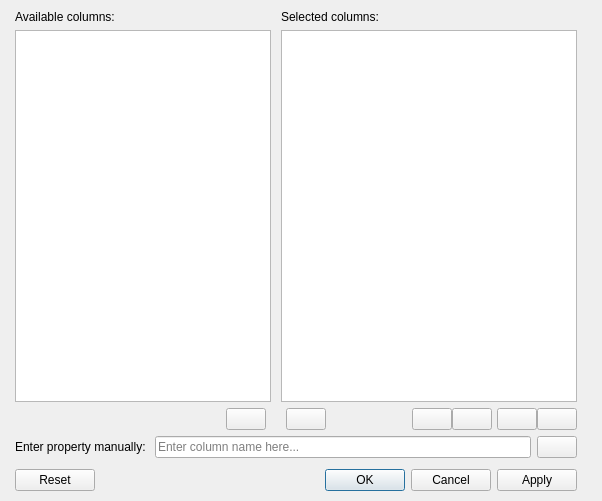
Qt form Resources/UI/Add_RemoveColumns.ui (APEbbers/BillOfMaterials-WB) before a commit.
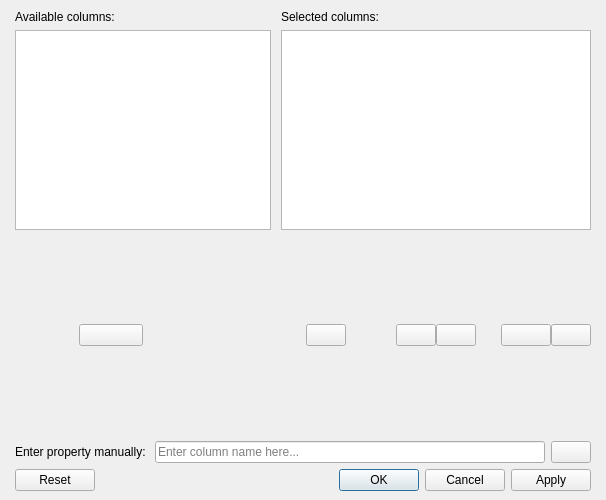
The same form after that commit. Icons and pictures are not drawn.

Commit message: Fixed issue with set columns dialog

The edit to the form file:
```diff
--- a/Resources/UI/Add_RemoveColumns.ui
+++ b/Resources/UI/Add_RemoveColumns.ui
@@ -3,14 +3,14 @@
  <class>Dialog</class>
  <widget class="QDialog" name="Dialog">
   <property name="windowModality">
-   <enum>Qt::WindowModality::NonModal</enum>
+   <enum>Qt::NonModal</enum>
   </property>
   <property name="geometry">
    <rect>
     <x>0</x>
     <y>0</y>
-    <width>602</width>
-    <height>501</height>
+    <width>606</width>
+    <height>500</height>
    </rect>
   </property>
   <property name="sizePolicy">
@@ -51,34 +51,8 @@
    </property>
    <layout class="QGridLayout" name="gridLayout_3">
     <property name="sizeConstraint">
-     <enum>QLayout::SizeConstraint::SetDefaultConstraint</enum>
+     <enum>QLayout::SetDefaultConstraint</enum>
     </property>
-    <item row="4" column="1">
-     <widget class="QDialogButtonBox" name="buttonBox">
-      <property name="standardButtons">
-       <set>QDialogButtonBox::StandardButton::Apply|QDialogButtonBox::StandardButton::Cancel|QDialogButtonBox::StandardButton::Ok|QDialogButtonBox::StandardButton::Reset</set>
-      </property>
-      <property name="centerButtons">
-       <bool>false</bool>
-      </property>
-     </widget>
-    </item>
-    <item row="4" column="2">
-     <spacer name="horizontalSpacer_8">
-      <property name="orientation">
-       <enum>Qt::Orientation::Horizontal</enum>
-      </property>
-      <property name="sizeType">
-       <enum>QSizePolicy::Policy::Fixed</enum>
-      </property>
-      <property name="sizeHint" stdset="0">
-       <size>
-        <width>5</width>
-        <height>20</height>
-       </size>
-      </property>
-     </spacer>
-    </item>
     <item row="2" column="1">
      <layout class="QGridLayout" name="gridLayout_4">
       <property name="verticalSpacing">
@@ -111,31 +85,34 @@
       </item>
      </layout>
     </item>
-    <item row="4" column="0">
-     <spacer name="horizontalSpacer_7">
-      <property name="orientation">
-       <enum>Qt::Orientation::Horizontal</enum>
-      </property>
-      <property name="sizeType">
-       <enum>QSizePolicy::Policy::Fixed</enum>
-      </property>
-      <property name="sizeHint" stdset="0">
-       <size>
-        <width>5</width>
-        <height>20</height>
-       </size>
-      </property>
-     </spacer>
-    </item>
     <item row="3" column="2">
-     <spacer name="horizontalSpacer_5">
+     <spacer name="horizontalSpacer_8">
       <property name="orientation">
-       <enum>Qt::Orientation::Horizontal</enum>
+       <enum>Qt::Vertical</enum>
       </property>
+      <property name="sizeType">
+       <enum>QSizePolicy::Fixed</enum>
+      </property>
       <property name="sizeHint" stdset="0">
        <size>
-        <width>40</width>
-        <height>5</height>
+        <width>5</width>
+        <height>20</height>
+       </size>
+      </property>
+     </spacer>
+    </item>
+    <item row="3" column="0">
+     <spacer name="horizontalSpacer_7">
+      <property name="orientation">
+       <enum>Qt::Vertical</enum>
+      </property>
+      <property name="sizeType">
+       <enum>QSizePolicy::Fixed</enum>
+      </property>
+      <property name="sizeHint" stdset="0">
+       <size>
+        <width>5</width>
+        <height>20</height>
        </size>
       </property>
      </spacer>
@@ -143,7 +120,7 @@
     <item row="0" column="1">
      <layout class="QGridLayout" name="gridLayout_2">
       <property name="sizeConstraint">
-       <enum>QLayout::SizeConstraint::SetDefaultConstraint</enum>
+       <enum>QLayout::SetDefaultConstraint</enum>
       </property>
       <property name="horizontalSpacing">
        <number>0</number>
@@ -165,7 +142,7 @@
       <item row="2" column="0">
        <spacer name="horizontalSpacer">
         <property name="orientation">
-         <enum>Qt::Orientation::Horizontal</enum>
+         <enum>Qt::Vertical</enum>
         </property>
         <property name="sizeHint" stdset="0">
          <size>
@@ -178,10 +155,10 @@
       <item row="2" column="5">
        <spacer name="horizontalSpacer_4">
         <property name="orientation">
-         <enum>Qt::Orientation::Horizontal</enum>
+         <enum>Qt::Vertical</enum>
         </property>
         <property name="sizeType">
-         <enum>QSizePolicy::Policy::Fixed</enum>
+         <enum>QSizePolicy::Fixed</enum>
         </property>
         <property name="sizeHint" stdset="0">
          <size>
@@ -228,7 +205,7 @@
          </size>
         </property>
         <property name="sizeAdjustPolicy">
-         <enum>QAbstractScrollArea::SizeAdjustPolicy::AdjustIgnored</enum>
+         <enum>QAbstractScrollArea::AdjustIgnored</enum>
         </property>
         <property name="dragEnabled">
          <bool>true</bool>
@@ -237,16 +214,16 @@
          <bool>false</bool>
         </property>
         <property name="selectionMode">
-         <enum>QAbstractItemView::SelectionMode::ExtendedSelection</enum>
+         <enum>QAbstractItemView::NoSelection</enum>
         </property>
         <property name="movement">
-         <enum>QListView::Movement::Static</enum>
+         <enum>QListView::Static</enum>
         </property>
         <property name="resizeMode">
-         <enum>QListView::ResizeMode::Adjust</enum>
+         <enum>QListView::Fixed</enum>
         </property>
         <property name="layoutMode">
-         <enum>QListView::LayoutMode::Batched</enum>
+         <enum>QListView::SinglePass</enum>
         </property>
         <property name="sortingEnabled">
          <bool>false</bool>
@@ -269,7 +246,7 @@
         <item row="3" column="0">
          <spacer name="verticalSpacer">
           <property name="orientation">
-           <enum>Qt::Orientation::Vertical</enum>
+           <enum>Qt::Vertical</enum>
           </property>
           <property name="sizeHint" stdset="0">
            <size>
@@ -295,10 +272,10 @@
       <item row="2" column="7">
        <spacer name="horizontalSpacer_2">
         <property name="orientation">
-         <enum>Qt::Orientation::Horizontal</enum>
+         <enum>Qt::Vertical</enum>
         </property>
         <property name="sizeType">
-         <enum>QSizePolicy::Policy::Expanding</enum>
+         <enum>QSizePolicy::Fixed</enum>
         </property>
         <property name="sizeHint" stdset="0">
          <size>
@@ -311,10 +288,10 @@
       <item row="2" column="2" colspan="2">
        <spacer name="horizontalSpacer_3">
         <property name="orientation">
-         <enum>Qt::Orientation::Horizontal</enum>
+         <enum>Qt::Vertical</enum>
         </property>
         <property name="sizeType">
-         <enum>QSizePolicy::Policy::Fixed</enum>
+         <enum>QSizePolicy::Fixed</enum>
         </property>
         <property name="sizeHint" stdset="0">
          <size>
@@ -327,10 +304,10 @@
       <item row="2" column="11">
        <spacer name="horizontalSpacer_6">
         <property name="orientation">
-         <enum>Qt::Orientation::Horizontal</enum>
+         <enum>Qt::Vertical</enum>
         </property>
         <property name="sizeType">
-         <enum>QSizePolicy::Policy::Fixed</enum>
+         <enum>QSizePolicy::Fixed</enum>
         </property>
         <property name="sizeHint" stdset="0">
          <size>
@@ -366,22 +343,22 @@
          </sizepolicy>
         </property>
         <property name="sizeAdjustPolicy">
-         <enum>QAbstractScrollArea::SizeAdjustPolicy::AdjustIgnored</enum>
+         <enum>QAbstractScrollArea::AdjustIgnored</enum>
         </property>
         <property name="alternatingRowColors">
          <bool>false</bool>
         </property>
         <property name="selectionMode">
-         <enum>QAbstractItemView::SelectionMode::ExtendedSelection</enum>
+         <enum>QAbstractItemView::NoSelection</enum>
         </property>
         <property name="movement">
-         <enum>QListView::Movement::Static</enum>
+         <enum>QListView::Static</enum>
         </property>
         <property name="resizeMode">
-         <enum>QListView::ResizeMode::Adjust</enum>
+         <enum>QListView::Fixed</enum>
         </property>
         <property name="layoutMode">
-         <enum>QListView::LayoutMode::Batched</enum>
+         <enum>QListView::SinglePass</enum>
         </property>
         <property name="sortingEnabled">
          <bool>true</bool>
@@ -404,6 +381,28 @@
       </item>
      </layout>
     </item>
+    <item row="3" column="1">
+     <widget class="QDialogButtonBox" name="buttonBox">
+      <property name="sizePolicy">
+       <sizepolicy hsizetype="Expanding" vsizetype="Fixed">
+        <horstretch>0</horstretch>
+        <verstretch>9</verstretch>
+       </sizepolicy>
+      </property>
+      <property name="minimumSize">
+       <size>
+        <width>0</width>
+        <height>20</height>
+       </size>
+      </property>
+      <property name="standardButtons">
+       <set>QDialogButtonBox::Apply|QDialogButtonBox::Cancel|QDialogButtonBox::Ok|QDialogButtonBox::Reset</set>
+      </property>
+      <property name="centerButtons">
+       <bool>false</bool>
+      </property>
+     </widget>
+    </item>
    </layout>
   </widget>
  </widget>
```
The commit also changes 2 other files.
